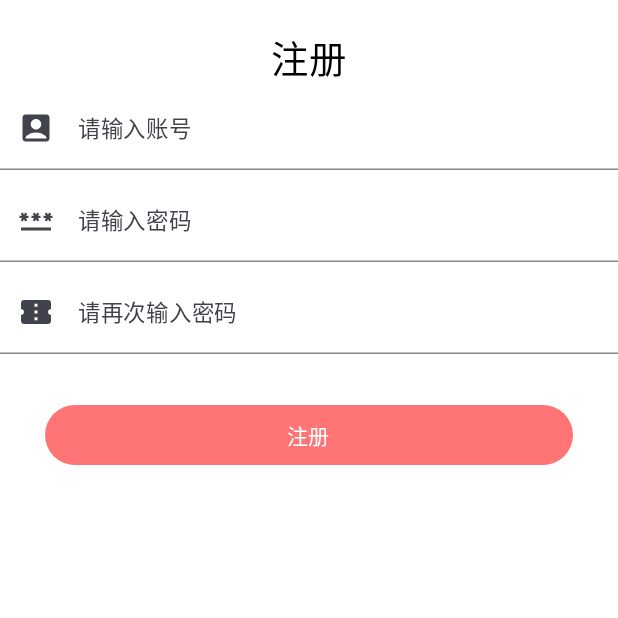
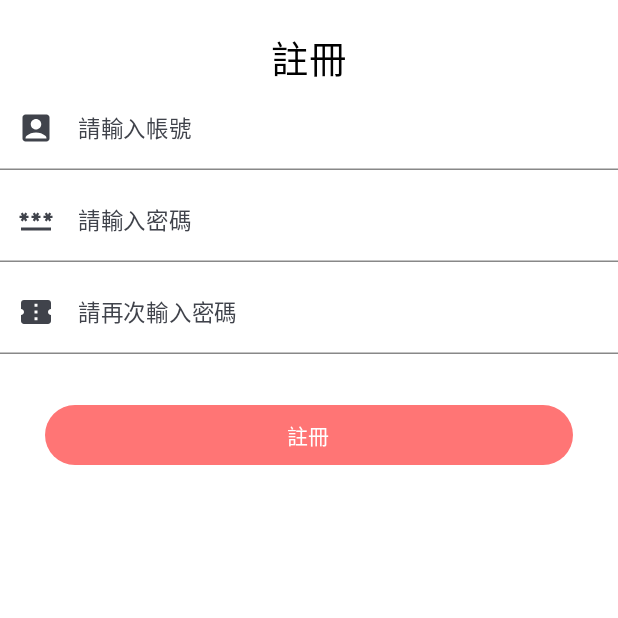
Before and after one commit to Ruoruol/ComposeProject1.4, an Android app built with Jetpack Compose: the RegisterActivity screen opened directly, with no data from a screen before it, on a phone screen of 412 x 824 dp, the top half of it. Run offline under Robolectric (Android 15) with nearby library versions, the phone set to English and light mode, and no system bars.

Commit message:
繁中+新綠睡眠改血壓紀錄

```diff
--- a/app/src/main/java/com/example/composeproject1/AirQuality.java
+++ b/app/src/main/java/com/example/composeproject1/AirQuality.java
@@ -77,7 +77,7 @@ public class AirQuality extends AppCompatActivity {
                 } else if (id == R.id.bt05) {
                     Intent it = new Intent(AirQuality.this, HeartSleep.class);
                     startActivity(it);
-                    Toast.makeText(AirQuality.this, "心律睡眠", Toast.LENGTH_SHORT).show();
+                    Toast.makeText(AirQuality.this, "血壓紀錄", Toast.LENGTH_SHORT).show();
                     return true;
                 } else if (id == R.id.bt06) {
                     Intent it = new Intent(AirQuality.this, Medications.class);
--- a/app/src/main/java/com/example/composeproject1/AlarmReceiver.kt
+++ b/app/src/main/java/com/example/composeproject1/AlarmReceiver.kt
@@ -159,7 +159,7 @@ class AlarmReceiver : BroadcastReceiver() {
         // the NotificationChannel class is not in the Support Library.
         if (Build.VERSION.SDK_INT >= Build.VERSION_CODES.O) {
             val name = "行事曆"
-            val descriptionText = "用於用戶预约"
+            val descriptionText = "用於用戶預約"
             val importance = NotificationManager.IMPORTANCE_DEFAULT
             val channel = NotificationChannel(CHANNEL_ID_HISTORY, name, importance).apply {
                 description = descriptionText
--- a/app/src/main/java/com/example/composeproject1/Basic.java
+++ b/app/src/main/java/com/example/composeproject1/Basic.java
@@ -94,7 +94,7 @@ public class Basic extends AppCompatActivity {
                 } else if (id == R.id.bt05) {
                     Intent it = new Intent(Basic.this, HeartSleep.class);
                     startActivity(it);
-                    Toast.makeText(Basic.this, "心律睡眠", Toast.LENGTH_SHORT).show();
+                    Toast.makeText(Basic.this, "血壓紀錄", Toast.LENGTH_SHORT).show();
                     return true;
                 } else if (id == R.id.bt06) {
                     Intent it = new Intent(Basic.this, Medications.class);
--- a/app/src/main/java/com/example/composeproject1/DBHelper.java
+++ b/app/src/main/java/com/example/composeproject1/DBHelper.java
@@ -166,7 +166,7 @@ public class DBHelper extends SQLiteOpenHelper {
         ArrayList<MyData> dataList = new ArrayList<>();
 
         int yearValue = year.get(Calendar.YEAR);
-        int monthValue = month.get(Calendar.MONTH) + 1; // Calendar 中的月份是从 0 开始的，所以要加 1
+        int monthValue = month.get(Calendar.MONTH) + 1; // Calendar 中的月份是從 0 開始的，所以要加 1
 
 
         // 构建查询条件
--- a/app/src/main/java/com/example/composeproject1/LineChartData.java
+++ b/app/src/main/java/com/example/composeproject1/LineChartData.java
@@ -61,7 +61,7 @@ public class LineChartData extends AppCompatActivity {
             String json = it.getStringExtra("json");
             MyData p = gson.fromJson(json, MyData.class);
             id = p.id;
-            user_id = p.user_id;  // 获取用户的 ID
+            user_id = p.user_id;  // 獲取用户的 ID
             spinner.getSelectedItem();
             et_high.setText(p.high);
             et_low.setText(p.low);
--- a/app/src/main/java/com/example/composeproject1/Myhome.kt
+++ b/app/src/main/java/com/example/composeproject1/Myhome.kt
@@ -62,7 +62,7 @@ class Myhome : AppCompatActivity() {
                     startActivity(intent1)
                     finish()
                 }) {
-                // 跳转到登录页面
+                // 跳轉到登入頁面
                 AndroidViewBinding(ActivityMainBinding::inflate) {
                     initView(this)
                 }
--- a/app/src/main/java/com/example/composeproject1/RegisterActivity.kt
+++ b/app/src/main/java/com/example/composeproject1/RegisterActivity.kt
@@ -56,7 +56,7 @@ class RegisterActivity : ComponentActivity() {
         ) {
 
             Spacer(modifier = Modifier.height(20.dp))
-            Text(text = "注册", fontSize = 25.sp, color = Color.Black)
+            Text(text = "註冊", fontSize = 25.sp, color = Color.Black)
             var account by remember {
                 mutableStateOf("")
             }
@@ -88,34 +88,34 @@ class RegisterActivity : ComponentActivity() {
                     .fillMaxWidth()
                     .padding(horizontal = 30.dp)
             ) {
-                Text(text = "注册")
+                Text(text = "註冊")
             }
         }
     }
 
     private fun startRegister(account: String, password: String, confirmPassword: String) {
         if (password != confirmPassword) {
-            ToastUtils.shortToast("两次密码不一致")
+            ToastUtils.shortToast("兩次密碼不一致")
             return
         }
         if (password.isEmpty()) {
-            ToastUtils.shortToast("密码不能为空")
+            ToastUtils.shortToast("密碼不能為空")
             return
         }
         if (account.isEmpty()) {
-            ToastUtils.shortToast("账号不能为空")
+            ToastUtils.shortToast("帳號不能為空")
             return
         }
         lifecycleScope.launch {
             DatabaseRepository.hasUserAccount(account).let {
                 if (it) {
                     withContext(Dispatchers.Main) {
-                        ToastUtils.shortToast("账号已存在")
+                        ToastUtils.shortToast("帳號已存在")
                     }
                 } else {
                     DatabaseRepository.insertUser(account, password)
                     withContext(Dispatchers.Main) {
-                        ToastUtils.shortToast("注册成功")
+                        ToastUtils.shortToast("註冊成功")
                         finish()
                     }
                 }
@@ -129,11 +129,11 @@ class RegisterActivity : ComponentActivity() {
             leadingIcon = {
                 Icon(
                     imageVector = Icons.Default.AccountBox,
-                    contentDescription = "账号"
+                    contentDescription = "帳號"
                 )
             },
             placeholder = {
-                Text(text = "请输入账号", fontSize = 15.sp)
+                Text(text = "請輸入帳號", fontSize = 15.sp)
             },
             modifier = Modifier.fillMaxWidth(),
             colors = TextFieldDefaults.colors(
@@ -156,11 +156,11 @@ class RegisterActivity : ComponentActivity() {
             leadingIcon = {
                 Icon(
                     imageVector = Icons.Default.Password,
-                    contentDescription = "密码"
+                    contentDescription = "密碼"
                 )
             },
             placeholder = {
-                Text(text = "请输入密码", fontSize = 15.sp)
+                Text(text = "請輸入密碼", fontSize = 15.sp)
             },
             modifier = Modifier.fillMaxWidth(),
             colors = TextFieldDefaults.colors(
@@ -182,11 +182,11 @@ class RegisterActivity : ComponentActivity() {
             leadingIcon = {
                 Icon(
                     imageVector = Icons.Default.ConfirmationNumber,
-                    contentDescription = "确认密码"
+                    contentDescription = "確認密碼"
                 )
             },
             placeholder = {
-                Text(text = "请再次输入密码", fontSize = 15.sp)
+                Text(text = "請再次輸入密碼", fontSize = 15.sp)
             },
             modifier = Modifier.fillMaxWidth(),
 
--- a/app/src/main/java/com/example/composeproject1/model/ResourceGlobalRepository.kt
+++ b/app/src/main/java/com/example/composeproject1/model/ResourceGlobalRepository.kt
@@ -42,7 +42,7 @@ object ResourceGlobalRepository {
             targetClazz = AirQualityActivity::class.java
         ),
         DrawerData(
-            "心律睡眠",
+            "血壓紀錄",
             imageVector = Icons.Default.ModeNight,
             targetClazz = BloodPressure::class.java
         ),
--- a/app/src/main/res/layout/activity_main.xml
+++ b/app/src/main/res/layout/activity_main.xml
@@ -49,7 +49,7 @@
                     android:layout_height="200dp"
                     android:layout_margin="5dp"
                     android:background="@drawable/rounded_button"
-                    android:text="心律睡眠"
+                    android:text="血壓紀錄"
                     android:textSize="60sp" />
 
                 <Button
--- a/app/src/main/res/menu/navigation_menu.xml
+++ b/app/src/main/res/menu/navigation_menu.xml
@@ -20,7 +20,7 @@
 
         <item
             android:id="@+id/bt05"
-            android:title="心律睡眠" />
+            android:title="血壓紀錄" />
 
         <item
             android:id="@+id/bt06"
```
Also changed, not shown: app/src/main/java/com/example/composeproject1/BloodPressure.kt (+4 -4 lines), app/src/main/java/com/example/composeproject1/CalenderActivity.kt (+6 -6 lines), app/src/main/java/com/example/composeproject1/Task.java (+20 -20 lines).
